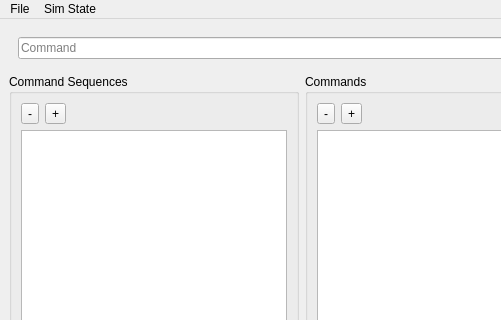
The window that ui/MissionPlanner/MPDesigner.ui (Timin8er/CosmicKSP) describes before a commit, drawn with Qt 5; both pictures show x 0 to 501 and y 0 to 320 of the 900 by 600 pixel window.
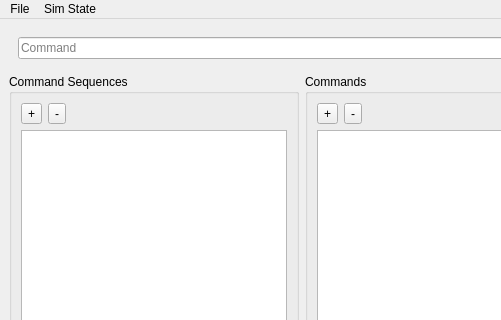
The same window after the commit. Icons and pictures are not drawn.

Commit message: command text populated when command selected

Patch:
```diff
--- a/ui/MissionPlanner/MPDesigner.ui
+++ b/ui/MissionPlanner/MPDesigner.ui
@@ -60,17 +60,6 @@
         <layout class="QVBoxLayout" name="verticalLayout_3">
          <item>
           <layout class="QHBoxLayout" name="horizontalLayout_3">
-           <item>
-            <widget class="QToolButton" name="btnRemoveCommandSequence">
-             <property name="text">
-              <string>-</string>
-             </property>
-             <property name="icon">
-              <iconset theme="list-remove">
-               <normaloff>.</normaloff>.</iconset>
-             </property>
-            </widget>
-           </item>
            <item>
             <widget class="QToolButton" name="btnAddCommandSequence">
              <property name="text">
@@ -82,6 +71,17 @@
              </property>
             </widget>
            </item>
+           <item>
+            <widget class="QToolButton" name="btnRemoveCommandSequence">
+             <property name="text">
+              <string>-</string>
+             </property>
+             <property name="icon">
+              <iconset theme="list-remove">
+               <normaloff>.</normaloff>.</iconset>
+             </property>
+            </widget>
+           </item>
            <item>
             <spacer name="horizontalSpacer">
              <property name="orientation">
@@ -111,17 +111,6 @@
         <layout class="QVBoxLayout" name="commandToolsLayout">
          <item>
           <layout class="QHBoxLayout" name="horizontalLayout_4">
-           <item>
-            <widget class="QToolButton" name="btnRemoveCommand">
-             <property name="text">
-              <string>-</string>
-             </property>
-             <property name="icon">
-              <iconset theme="list-remove">
-               <normaloff>.</normaloff>.</iconset>
-             </property>
-            </widget>
-           </item>
            <item>
             <widget class="QToolButton" name="btnAddCommand">
              <property name="text">
@@ -133,6 +122,17 @@
              </property>
             </widget>
            </item>
+           <item>
+            <widget class="QToolButton" name="btnRemoveCommand">
+             <property name="text">
+              <string>-</string>
+             </property>
+             <property name="icon">
+              <iconset theme="list-remove">
+               <normaloff>.</normaloff>.</iconset>
+             </property>
+            </widget>
+           </item>
            <item>
             <spacer name="horizontalSpacer_2">
              <property name="orientation">
```
The commit also changes 4 other files.
